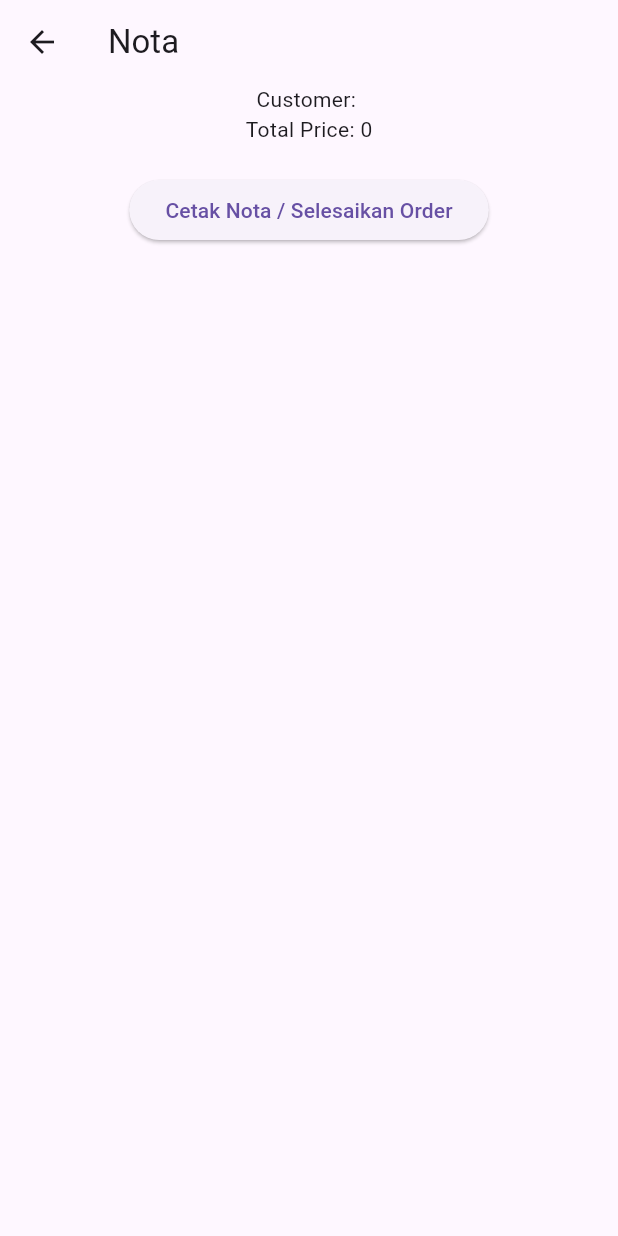
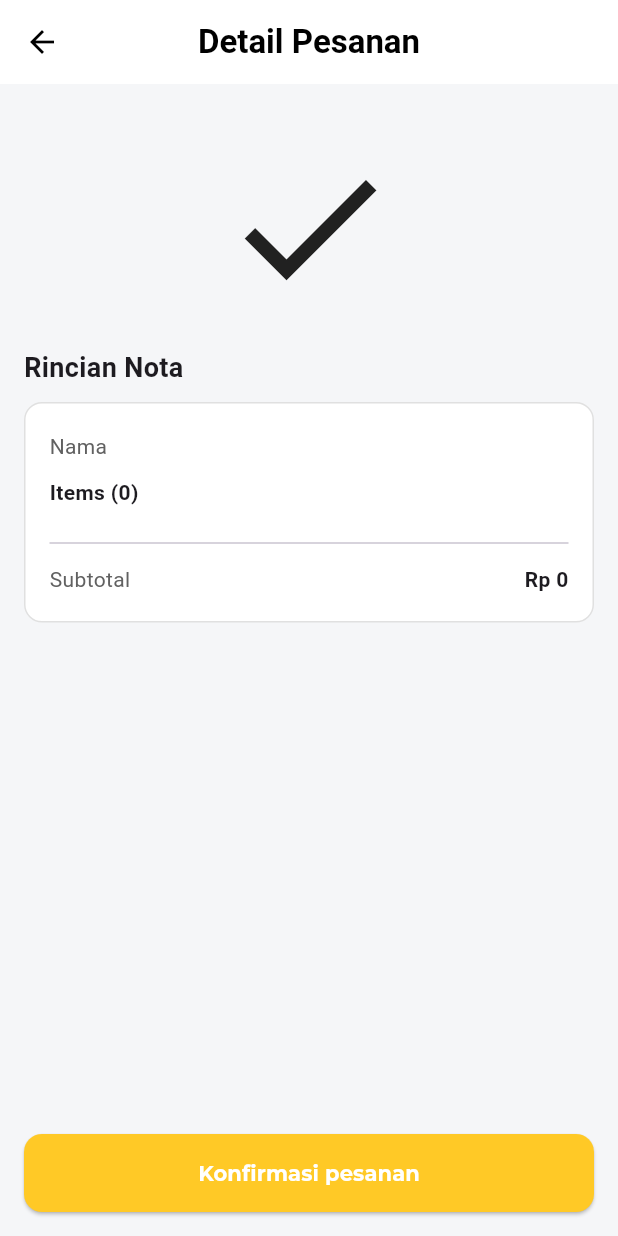
Before and after one commit to nrico25/dchubite, a Flutter app: the ConfirmPage screen opened directly with empty values, on a phone screen of 412 x 824 dp. Run offline on Flutter 3.47's test engine with Material 3 defaults, Android fonts, the phone set to English and light mode, and no system bars; our stand-ins replace get, image_picker, permission_handler, shared_preferences; missing offline and left inert: esc_pos_utils_plus, print_bluetooth_thermal; accounts and stored records are empty; network calls fail.

Commit message:
feat: [MR] create refresh queue page and create detail confirm page

```diff
--- a/lib/pages/order/confirm.dart
+++ b/lib/pages/order/confirm.dart
@@ -1,44 +1,123 @@
 import 'package:flutter/material.dart';
 import 'package:get/get.dart';
 import 'package:tadchubite/pages/order/order_controller.dart';
-import 'package:tadchubite/widget/button.dart';
 import 'package:tadchubite/pages/order/order_model.dart';
+import 'package:tadchubite/widget/color.dart';
+import 'package:tadchubite/widget/text.dart';
 
 class ConfirmPage extends StatelessWidget {
   final Order order;
+  final OrderController controller = Get.find<OrderController>();
 
-  // Menambahkan konstruktor untuk menerima data pesanan
-  ConfirmPage({super.key, required this.order});
-
-  final OrderController controller = Get.find<OrderController>();
+  ConfirmPage({super.key, required this.order,});
 
   @override
   Widget build(BuildContext context) {
+    int subtotal = order.totalPrice ?? 0;
+
+
     return Scaffold(
+      backgroundColor: backgorund,
       appBar: AppBar(
-        title: Text("Nota"),
+        leading: BackButton(),
+        title:
+            Text("Detail Pesanan", style: TextStyle(fontWeight: FontWeight.bold)),
+        centerTitle: true,
+        backgroundColor: white,
+        foregroundColor: black,
+        elevation: 0,
       ),
-      body: Center(
+      body: Padding(
+        padding: const EdgeInsets.all(16),
         child: Column(
           children: [
-            // Menampilkan data pesanan yang diteruskan
-            Text('Customer: ${order.customerName}'),
-            Text('Total Price: ${order.totalPrice}'),
-            ...order.items.map(
-              (item) => Text(
-                'Product ID: ${item.productId}, Quantity: ${item.quantity}, Price: ${item.price}',
+            SizedBox(height: 20),
+            Icon(Icons.check, size: 120),
+            SizedBox(height: 20),
+            Align(
+              alignment: Alignment.centerLeft,
+              child: Text("Rincian Nota",
+                  style: TextStyle(fontWeight: FontWeight.bold, fontSize: 18)),
+            ),
+            SizedBox(height: 10),
+            Container(
+              width: double.infinity,
+              padding: EdgeInsets.all(16),
+              decoration: BoxDecoration(
+                color: white,
+                borderRadius: BorderRadius.circular(12),
+                border: Border.all(color: Colors.grey.shade300),
+              ),
+              child: Column(
+                crossAxisAlignment: CrossAxisAlignment.start,
+                children: [
+                  _rowInfo("Nama", order.customerName),
+                  SizedBox(height: 8),
+                  Text("Items (${order.id})",
+                      style: TextStyle(fontWeight: FontWeight.bold)),
+                  SizedBox(height: 4),
+                  ...order.items.asMap().entries.map((entry) {
+                    int index = entry.key + 1;
+                    OrderItem item = entry.value;
+                    return Padding(
+                      padding: const EdgeInsets.symmetric(vertical: 4),
+                      child: Column(
+                        crossAxisAlignment: CrossAxisAlignment.start,
+                        children: [
+
+                          Row(
+                            mainAxisAlignment: MainAxisAlignment.spaceBetween,
+                            children: [
+                              Text("x ${item.quantity.toStringAsFixed(0)}"),
+                              Text("Rp ${item.price.toStringAsFixed(0)}"),
+                            ],
+                          ),
+                        ],
+                      ),
+                    );
+                  }),
+                  SizedBox(height: 8),
+                  Divider(height: 24),
+                  _rowInfo("Subtotal", "Rp $subtotal", isBold: true),
+                ],
               ),
             ),
-            SizedBox(height: 20),
-            ElevatedButton(
-              onPressed: () {
-                controller.completeOrder(order.id!); // Menyelesaikan pesanan yang diteruskan
-              },
-              child: Text('Cetak Nota / Selesaikan Order'),
+            Spacer(),
+            SizedBox(
+              width: double.infinity,
+              child: ElevatedButton(
+                style: ElevatedButton.styleFrom(
+                  backgroundColor: yellow,
+                  padding: EdgeInsets.symmetric(vertical: 16),
+                  shape: RoundedRectangleBorder(
+                      borderRadius: BorderRadius.circular(12)),
+                ),
+                onPressed: () {
+                  controller.completeOrder(order.id!);
+                },
+                child: MyText(text: "Konfirmasi pesanan",fontFamily: 'MontserratBold', color: white, )
+              ),
             ),
           ],
         ),
       ),
     );
   }
+
+
+  // Widget reusable info row
+  Widget _rowInfo(String label, String value, {bool isBold = false}) {
+    return Padding(
+      padding: const EdgeInsets.symmetric(vertical: 2),
+      child: Row(
+        mainAxisAlignment: MainAxisAlignment.spaceBetween,
+        children: [
+          Text(label, style: TextStyle(color: Colors.grey[700])),
+          Text(value,
+              style: TextStyle(
+                  fontWeight: isBold ? FontWeight.bold : FontWeight.normal)),
+        ],
+      ),
+    );
+  }
 }
--- a/lib/pages/order/order_cart.dart
+++ b/lib/pages/order/order_cart.dart
@@ -63,7 +63,7 @@ class ReviewOrderPage extends StatelessWidget {
               },
               style: ElevatedButton.styleFrom(backgroundColor: yellow),
               child: Text("Lanjutkan ke Konfirmasi",
-                  style: TextStyle(color: Colors.black)),
+                  style: TextStyle(color: black)),
             ),
           ],
         ),
--- a/lib/routes/app_page.dart
+++ b/lib/routes/app_page.dart
@@ -18,7 +18,7 @@ class AppPages {
     GetPage(name: '/cart', page: () => ReviewOrderPage(), binding: MyBindigs()),
     GetPage(name: '/order', page: () => OrderPage(), binding: MyBindigs()),
     GetPage(name: '/setting', page: () => PrinterChoice(), binding: MyBindigs()),
-    GetPage(name: '/nota', page: () => ConfirmPage(order: Get.arguments),)
+    GetPage(name: '/nota', page: () => ConfirmPage(order: Get.arguments, ),)
 
   ];
 }
```
Also changed, not shown: lib/pages/order/cust_queue.dart (+22 -16 lines), 4 other files.
